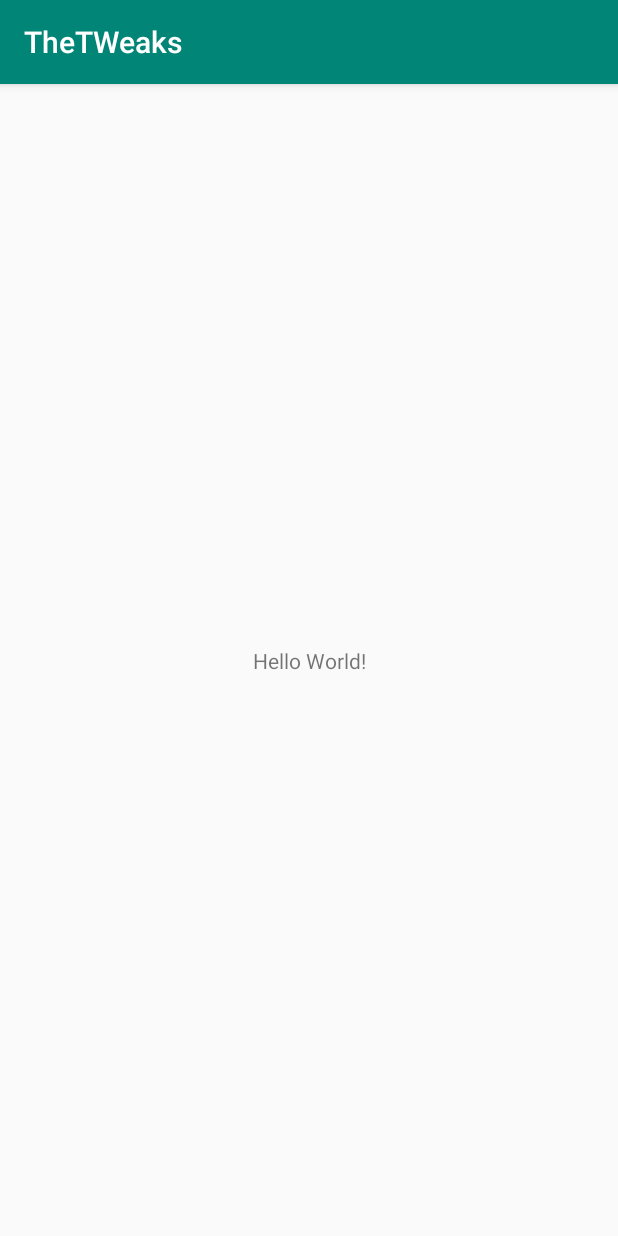
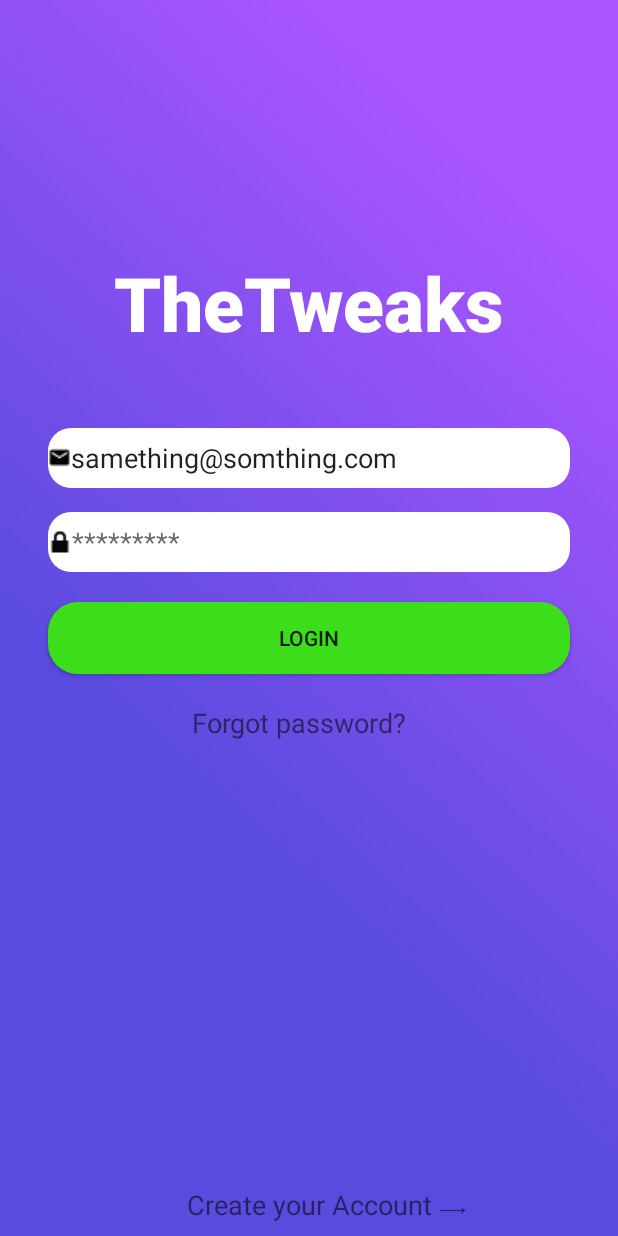
Before and after one commit to snt4589/TheTWeaks, an Android app: the screen it shows after launch (MainActivity before the commit, LoginActivity after it), on a phone screen of 412 x 824 dp. Run offline under Robolectric (Android 15) with nearby library versions, the phone set to English and light mode, and no system bars.

Commit message:
Login Activity

```diff
--- /dev/null
+++ b/app/src/main/java/com/thetweaks/snt/thetweaks/LoginActivity.java
@@ -0,0 +1,25 @@
+package com.thetweaks.snt.thetweaks;
+
+import android.annotation.SuppressLint;
+import android.support.v7.app.ActionBar;
+import android.support.v7.app.AppCompatActivity;
+import android.os.Bundle;
+import android.os.Handler;
+import android.view.MotionEvent;
+import android.view.View;
+
+
+
+public class LoginActivity extends AppCompatActivity {
+
+
+    @Override
+    protected void onCreate(Bundle savedInstanceState) {
+        super.onCreate(savedInstanceState);
+
+        setContentView(R.layout.activity_login);
+
+    }
+
+
+}
--- /dev/null
+++ b/app/src/main/res/drawable/button_edit.xml
@@ -0,0 +1,7 @@
+<?xml version="1.0" encoding="utf-8"?>
+<shape xmlns:android="http://schemas.android.com/apk/res/android"
+    android:shape="rectangle">
+    <solid android:color="#3cde1c"/>
+    <corners android:radius="20dp"/>
+
+</shape>
--- /dev/null
+++ b/app/src/main/res/drawable/edit_text.xml
@@ -0,0 +1,7 @@
+<?xml version="1.0" encoding="utf-8"?>
+<shape xmlns:android="http://schemas.android.com/apk/res/android"
+    android:shape="rectangle">
+    <solid android:color="#ffff"></solid>
+    <corners android:radius="15dp"/>
+
+</shape>
--- /dev/null
+++ b/app/src/main/res/layout/activity_login.xml
@@ -0,0 +1,77 @@
+<?xml version="1.0" encoding="utf-8"?>
+<FrameLayout xmlns:android="http://schemas.android.com/apk/res/android"
+             xmlns:app="http://schemas.android.com/apk/res-auto" xmlns:tools="http://schemas.android.com/tools"
+
+             android:layout_width="match_parent"
+             android:layout_height="match_parent"
+             android:background="@drawable/background"
+             tools:context=".LoginActivity">
+
+    <android.support.constraint.ConstraintLayout android:layout_width="match_parent"
+                                                 android:layout_height="match_parent">
+
+        <EditText
+                android:layout_width="0dp"
+                android:layout_height="40dp"
+                android:inputType="textEmailAddress"
+                android:drawableLeft="@drawable/mail"
+                android:ems="10"
+                android:background="@drawable/edit_text"
+
+                app:layout_constraintStart_toStartOf="parent"
+                app:layout_constraintBottom_toBottomOf="parent" app:layout_constraintEnd_toEndOf="parent"
+                android:id="@+id/editText" android:layout_marginBottom="56dp" android:layout_marginTop="8dp"
+                app:layout_constraintTop_toBottomOf="@+id/textView" app:layout_constraintVertical_bias="0.086"
+                android:layout_marginLeft="32dp" android:layout_marginStart="32dp" android:layout_marginEnd="32dp"
+                android:layout_marginRight="32dp" android:text="samething@somthing.com"/>
+        <TextView
+                android:text="TheTweaks"
+                android:layout_width="wrap_content"
+                android:layout_height="wrap_content"
+                app:layout_constraintStart_toStartOf="parent" app:layout_constraintEnd_toEndOf="parent"
+                android:id="@+id/textView" android:textSize="50sp" app:fontFamily="sans-serif-black"
+
+                android:textColor="#ffff" android:layout_marginTop="168dp" app:layout_constraintTop_toTopOf="parent"/>
+        <EditText
+                android:layout_width="0dp"
+                android:layout_height="40dp"
+                android:inputType="textPassword"
+                android:background="@drawable/edit_text"
+                android:ems="10"
+                app:layout_constraintStart_toStartOf="parent"
+                android:drawableLeft="@drawable/lock"
+                app:layout_constraintEnd_toEndOf="parent"
+                android:id="@+id/editText2" android:layout_marginLeft="32dp" android:layout_marginStart="32dp"
+                android:layout_marginEnd="32dp" android:layout_marginRight="32dp" android:hint="*********"
+                app:layout_constraintHorizontal_bias="0.0" android:layout_marginTop="16dp"
+                app:layout_constraintTop_toBottomOf="@+id/editText"/>
+        <Button
+                android:text="Login"
+                android:layout_width="0dp"
+                android:layout_height="wrap_content"
+                app:layout_constraintStart_toStartOf="parent" app:layout_constraintEnd_toEndOf="parent"
+                android:id="@+id/button" android:layout_marginTop="20dp"
+                android:background="@drawable/button_edit"
+
+                app:layout_constraintTop_toBottomOf="@+id/editText2" app:layout_constraintHorizontal_bias="0.498"
+                android:layout_marginLeft="32dp" android:layout_marginStart="32dp" android:layout_marginEnd="32dp"
+                android:layout_marginRight="32dp"/>
+        <TextView
+                android:text="Forgot password?"
+                android:layout_width="155dp"
+                android:layout_height="31dp"
+                app:layout_constraintStart_toStartOf="parent" app:layout_constraintEnd_toEndOf="parent"
+                android:id="@+id/textView2" app:layout_constraintHorizontal_bias="0.498" android:layout_marginTop="20dp"
+                app:layout_constraintTop_toBottomOf="@+id/button" android:textSize="18sp"/>
+        <TextView
+                android:text="Create your Account ⟶"
+                android:layout_width="230dp"
+                android:layout_height="33dp"
+                app:layout_constraintBottom_toBottomOf="parent"
+                android:id="@+id/textView3" app:layout_constraintEnd_toEndOf="parent"
+                app:layout_constraintStart_toStartOf="parent"
+                android:layout_marginLeft="100dp" android:layout_marginStart="100dp"
+                app:layout_constraintHorizontal_bias="0.299" android:textSize="18sp"/>
+    </android.support.constraint.ConstraintLayout>
+
+</FrameLayout>
--- a/app/src/main/res/values/colors.xml
+++ b/app/src/main/res/values/colors.xml
@@ -3,4 +3,6 @@
     <color name="colorPrimary">#008577</color>
     <color name="colorPrimaryDark">#00574B</color>
     <color name="colorAccent">#D81B60</color>
+
+    <color name="black_overlay">#66000000</color>
 </resources>
--- a/app/src/main/res/values/strings.xml
+++ b/app/src/main/res/values/strings.xml
@@ -1,3 +1,7 @@
 <resources>
     <string name="app_name">TheTWeaks</string>
+
+    <string name="title_activity_login">LoginActivity</string>
+    <string name="dummy_button">Dummy Button</string>
+    <string name="dummy_content">DUMMY\nCONTENT</string>
 </resources>
```
Also changed, not shown: app/src/main/AndroidManifest.xml (+11 -0 lines), app/src/main/res/drawable/ic_launcher_foreground.xml (added, +34 -0 lines), app/src/main/res/drawable/onclicktext.xml (added, +9 -0 lines), app/src/main/res/values/attrs.xml (added, +12 -0 lines), app/src/main/res/values/styles.xml (+12 -0 lines), app/src/main/res/drawable/background.png (added), app/src/main/res/drawable/lock.png (added), app/src/main/res/drawable/mail.png (added), app/src/main/res/drawable/pass.png (added).
